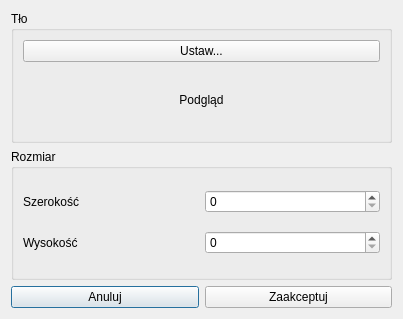
Old version of the form src/uis/NewCanvasDialog.ui in the repository A1rWaxta/RasterShop.
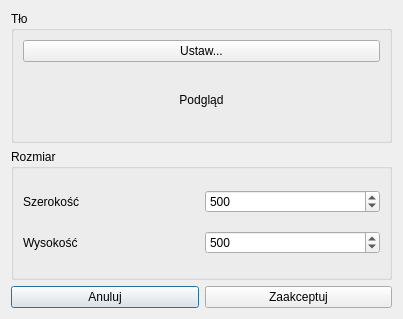
New version of the form.

What changed in the file:
```diff
--- a/src/uis/NewCanvasDialog.ui
+++ b/src/uis/NewCanvasDialog.ui
@@ -33,9 +33,15 @@
       </item>
       <item row="0" column="1">
        <widget class="QSpinBox" name="widthSpinBox">
+        <property name="minimum">
+         <number>50</number>
+        </property>
         <property name="maximum">
          <number>20000</number>
         </property>
+        <property name="value">
+         <number>500</number>
+        </property>
        </widget>
       </item>
       <item row="1" column="0">
@@ -47,9 +53,15 @@
       </item>
       <item row="1" column="1">
        <widget class="QSpinBox" name="heightSpinBox">
+        <property name="minimum">
+         <number>50</number>
+        </property>
         <property name="maximum">
          <number>20000</number>
         </property>
+        <property name="value">
+         <number>500</number>
+        </property>
        </widget>
       </item>
      </layout>
```
